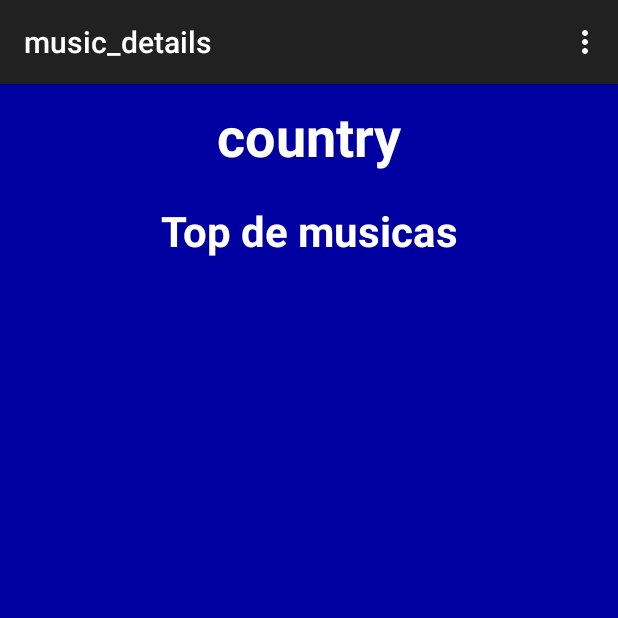
After one commit to luisneiva/CMU, an Android app: the music_details screen opened directly, with no data from a screen before it, on a phone screen of 412 x 824 dp, the top half of it. The commit adds this screen. Run offline under Robolectric (Android 15) with nearby library versions, the phone set to English and light mode, and no system bars.

Commit message:
Resolução de comflitos

```diff
--- a/app/src/main/java/pt/ipp/estgf/nnmusicdroid/MusicListActivity.java
+++ b/app/src/main/java/pt/ipp/estgf/nnmusicdroid/MusicListActivity.java
@@ -8,7 +8,7 @@ import pt.ipp.estgf.cmu.musicdroidlib.TopTrack;
 import pt.ipp.estgf.cmu.musicdroidlib.DatabaseHelper;
 import pt.ipp.estgf.nnmusicdroid.adapter.TrackAdapter;
 import pt.ipp.estgf.nnmusicdroid.tasks.BasicHandler;
-import pt.ipp.estgf.nnmusicdroid.tasks.TopMusicTask;
+import pt.ipp.estgf.nnmusicdroid.tasks.MusicTask;
 
 import android.os.Bundle;
 import android.view.Menu;
@@ -58,7 +58,7 @@ public class MusicListActivity extends ListActivity {
     }
 
     private void reloadListTracks(){
-        TopMusicTask task = new TopMusicTask(new BasicHandler() {
+        MusicTask task = new MusicTask(new BasicHandler() {
             @Override
             public void run() {
                 // Faz com que o codigo a seguir seja executado na UIThread
--- /dev/null
+++ b/app/src/main/java/pt/ipp/estgf/nnmusicdroid/music_details.java
@@ -0,0 +1,36 @@
+package pt.ipp.estgf.nnmusicdroid;
+
+import android.support.v7.app.ActionBarActivity;
+import android.os.Bundle;
+import android.view.Menu;
+import android.view.MenuItem;
+
+
+public class music_details extends ActionBarActivity {
+
+    @Override
+    protected void onCreate(Bundle savedInstanceState) {
+        super.onCreate(savedInstanceState);
+        setContentView(R.layout.activity_music_details);
+    }
+
+
+    @Override
+    public boolean onCreateOptionsMenu(Menu menu) {
+        // Inflate the menu; this adds items to the action bar if it is present.
+        getMenuInflater().inflate(R.menu.music_details, menu);
+        return true;
+    }
+
+    @Override
+    public boolean onOptionsItemSelected(MenuItem item) {
+        // Handle action bar item clicks here. The action bar will
+        // automatically handle clicks on the Home/Up button, so long
+        // as you specify a parent activity in AndroidManifest.xml.
+        int id = item.getItemId();
+        if (id == R.id.action_settings) {
+            return true;
+        }
+        return super.onOptionsItemSelected(item);
+    }
+}
--- /dev/null
+++ b/app/src/main/res/layout/activity_music_details.xml
@@ -0,0 +1,40 @@
+<LinearLayout xmlns:android="http://schemas.android.com/apk/res/android"
+    android:layout_width="match_parent"
+    android:layout_height="match_parent"
+    android:orientation="vertical"
+    android:background="#000000">
+
+    <LinearLayout
+        android:layout_width="match_parent"
+        android:layout_height="match_parent"
+        android:background="#0000A0"
+        android:orientation="vertical">
+
+        <TextView
+            android:id="@+id/title"
+            android:layout_width="match_parent"
+            android:layout_height="wrap_content"
+            android:gravity="center_horizontal"
+            android:padding="10dip"
+            android:textColor="#FFFFFF"
+            android:textSize="36sp"
+            android:textStyle="bold"
+            android:text="@string/country"/>
+
+        <TextView
+            android:id="@+id/text_my_locations"
+            android:layout_width="match_parent"
+            android:layout_height="wrap_content"
+            android:layout_marginBottom="10dp"
+            android:layout_marginLeft="10dp"
+            android:layout_marginTop="10dp"
+            android:layout_marginRight="10dp"
+            android:textColor="#FFFFFF"
+            android:text="@string/top_Tracks"
+            android:textSize="28sp"
+            android:textStyle="bold"
+            android:gravity="center"/>
+
+    </LinearLayout>
+
+</LinearLayout>
--- /dev/null
+++ b/app/src/main/res/menu/music_details.xml
@@ -0,0 +1,9 @@
+<menu xmlns:android="http://schemas.android.com/apk/res/android"
+    xmlns:app="http://schemas.android.com/apk/res-auto"
+    xmlns:tools="http://schemas.android.com/tools"
+    tools:context="pt.ipp.estgf.nnmusicdroid.music_details" >
+    <item android:id="@+id/action_settings"
+        android:title="@string/action_settings"
+        android:orderInCategory="100"
+        app:showAsAction="never" />
+</menu>
--- a/app/src/main/res/values/strings.xml
+++ b/app/src/main/res/values/strings.xml
@@ -25,9 +25,5 @@
     <string name="top_Artists">Top de Artistas</string>
     <string name="lista_vazia">Vazia</string>
     <string name="country">country</string>
-    <string name="details">details</string>
-    <string name="artist_title">artist_details_title</string>
-    <string name="artist_image">artist_details_image</string>
-    <string name="image">artist_image</string>
-
+    <string name="title_activity_music_details">music_details</string>
 </resources>
```
Also changed, not shown: app/src/main/AndroidManifest.xml (+7 -3 lines), app/src/main/java/pt/ipp/estgf/nnmusicdroid/ArtistListActivity.java (+2 -21 lines), app/src/main/java/pt/ipp/estgf/nnmusicdroid/tasks/ArtistTask.java (added, +33 -0 lines), app/src/main/java/pt/ipp/estgf/nnmusicdroid/tasks/MusicTask.java (added, +32 -0 lines), 2 other files.
